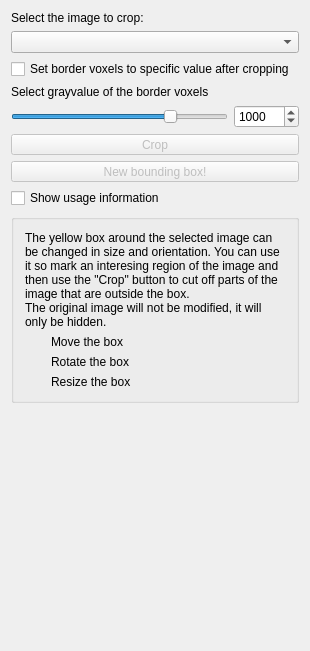
The window that Bundles/org.mitk.gui.qt.imagecropper/src/internal/QmitkImageCropperControls.ui (MITK/MITK) describes before a commit, drawn with Qt 5.
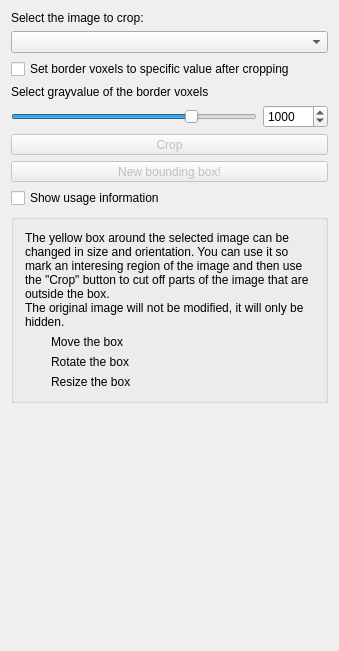
The same window after the commit. Icons and pictures are not drawn. Custom widgets are drawn as their Qt base class.

What changed in the file:
```diff
--- a/Bundles/org.mitk.gui.qt.imagecropper/src/internal/QmitkImageCropperControls.ui
+++ b/Bundles/org.mitk.gui.qt.imagecropper/src/internal/QmitkImageCropperControls.ui
@@ -5,7 +5,7 @@
    <rect>
     <x>0</x>
     <y>0</y>
-    <width>310</width>
+    <width>339</width>
     <height>651</height>
    </rect>
   </property>
```
Left out of the diff: 17 changed lines with no effect on the pictures.
